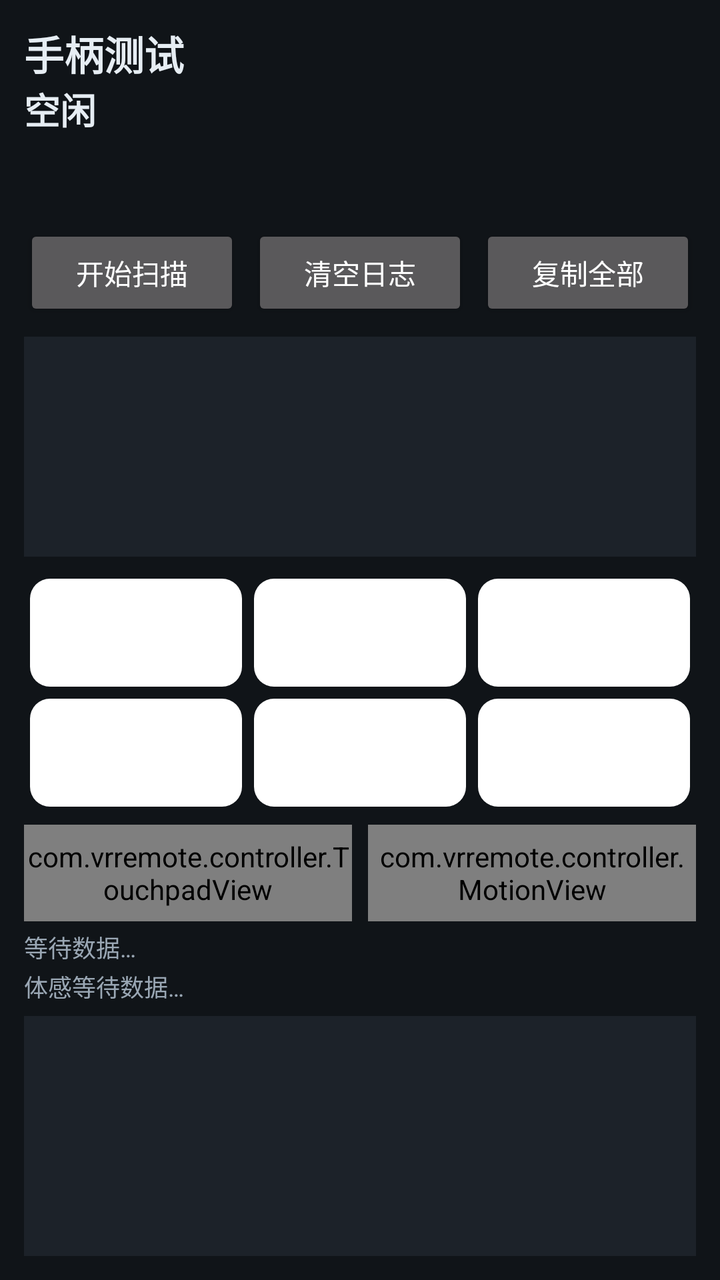
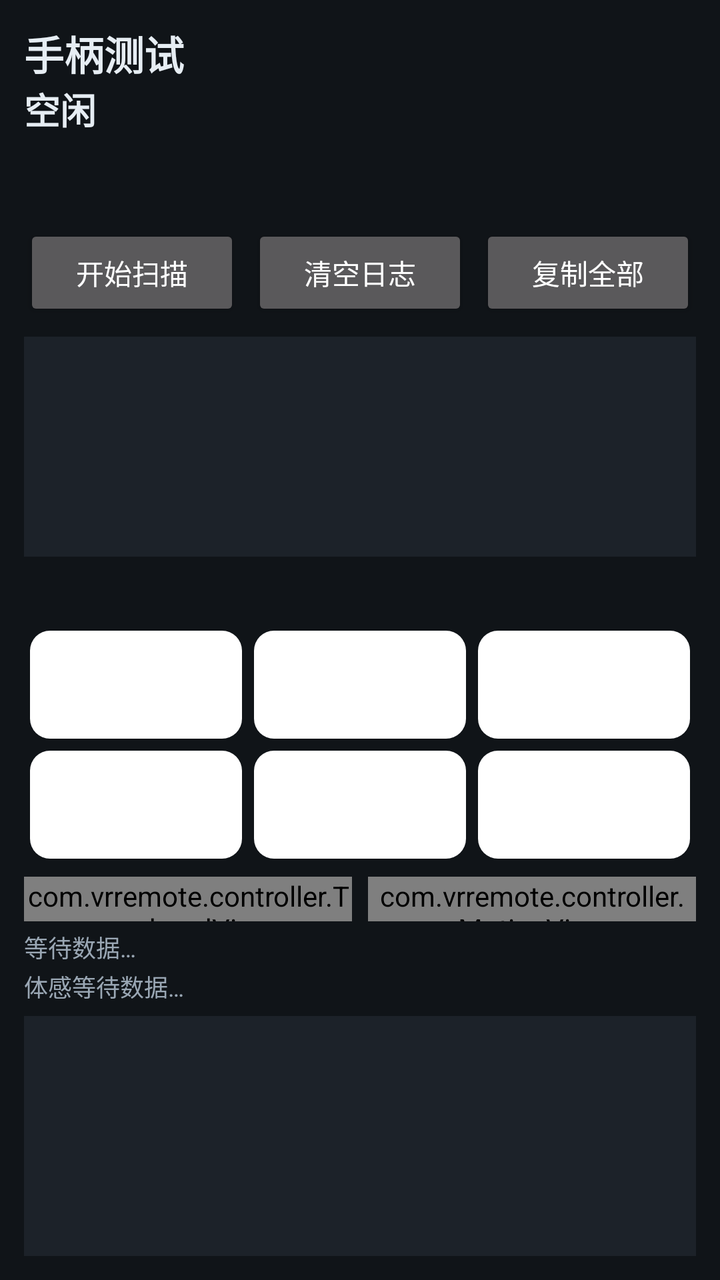

The first picture is an Android layout as it rendered before a commit; the second is the same layout after the commit. The layout source and the unified diff follow.
<!-- AndroidManifest.xml: activity theme android:Theme.Material.NoActionBar -->
<!-- res/layout/activity_controller_test.xml -->
<?xml version="1.0" encoding="utf-8"?>
<LinearLayout xmlns:android="http://schemas.android.com/apk/res/android"
    android:layout_width="match_parent"
    android:layout_height="match_parent"
    android:background="@color/bg"
    android:fitsSystemWindows="true"
    android:orientation="vertical"
    android:padding="12dp">

    <TextView
        android:layout_width="match_parent"
        android:layout_height="wrap_content"
        android:text="手柄测试"
        android:textColor="@color/text"
        android:textSize="20sp"
        android:textStyle="bold" />

    <TextView
        android:id="@+id/stateText"
        android:layout_width="match_parent"
        android:layout_height="wrap_content"
        android:text="空闲"
        android:textColor="@color/text"
        android:textSize="18sp"
        android:textStyle="bold" />

    <TextView
        android:id="@+id/deviceText"
        android:layout_width="match_parent"
        android:layout_height="wrap_content"
        android:layout_marginTop="2dp"
        android:textColor="#FF9AA7B4"
        android:textSize="12sp" />

    <TextView
        android:id="@+id/statsText"
        android:layout_width="match_parent"
        android:layout_height="wrap_content"
        android:layout_marginTop="2dp"
        android:textColor="#FF9AA7B4"
        android:textSize="12sp" />

    <LinearLayout
        android:layout_width="match_parent"
        android:layout_height="wrap_content"
        android:layout_marginTop="8dp"
        android:orientation="horizontal">

        <Button
            android:id="@+id/scanButton"
            android:layout_width="0dp"
            android:layout_height="wrap_content"
            android:layout_weight="1"
            android:text="开始扫描" />

        <Button
            android:id="@+id/clearButton"
            android:layout_width="0dp"
            android:layout_height="wrap_content"
            android:layout_marginStart="6dp"
            android:layout_weight="1"
            android:text="清空日志" />

        <Button
            android:id="@+id/copyButton"
            android:layout_width="0dp"
            android:layout_height="wrap_content"
            android:layout_marginStart="6dp"
            android:layout_weight="1"
            android:text="复制全部" />
    </LinearLayout>

    <ScrollView
        android:id="@+id/deviceScroll"
        android:layout_width="match_parent"
        android:layout_height="110dp"
        android:layout_marginTop="8dp"
        android:background="@color/panel">

        <LinearLayout
            android:id="@+id/deviceList"
            android:layout_width="match_parent"
            android:layout_height="wrap_content"
            android:orientation="vertical"
            android:padding="6dp" />
    </ScrollView>

    <LinearLayout
        android:layout_width="match_parent"
        android:layout_height="wrap_content"
        android:layout_marginTop="8dp"
        android:orientation="horizontal">

        <TextView
            android:id="@+id/keyTrigger"
            android:layout_width="0dp"
            android:layout_height="54dp"
            android:layout_margin="3dp"
            android:layout_weight="1"
            android:background="@drawable/key_block"
            android:gravity="center"
            android:textColor="@color/text"
            android:textSize="12sp" />

        <TextView
            android:id="@+id/keyConfirm"
            android:layout_width="0dp"
            android:layout_height="54dp"
            android:layout_margin="3dp"
            android:layout_weight="1"
            android:background="@drawable/key_block"
            android:gravity="center"
            android:textColor="@color/text"
            android:textSize="12sp" />

        <TextView
            android:id="@+id/keyVolumeDown"
            android:layout_width="0dp"
            android:layout_height="54dp"
            android:layout_margin="3dp"
            android:layout_weight="1"
            android:background="@drawable/key_block"
            android:gravity="center"
            android:textColor="@color/text"
            android:textSize="12sp" />
    </LinearLayout>

    <LinearLayout
        android:layout_width="match_parent"
        android:layout_height="wrap_content"
        android:orientation="horizontal">

        <TextView
            android:id="@+id/keyVolumeUp"
            android:layout_width="0dp"
            android:layout_height="54dp"
            android:layout_margin="3dp"
            android:layout_weight="1"
            android:background="@drawable/key_block"
            android:gravity="center"
            android:textColor="@color/text"
            android:textSize="12sp" />

        <TextView
            android:id="@+id/keyHome"
            android:layout_width="0dp"
            android:layout_height="54dp"
            android:layout_margin="3dp"
            android:layout_weight="1"
            android:background="@drawable/key_block"
            android:gravity="center"
            android:textColor="@color/text"
            android:textSize="12sp" />

        <TextView
            android:id="@+id/keyBack"
            android:layout_width="0dp"
            android:layout_height="54dp"
            android:layout_margin="3dp"
            android:layout_weight="1"
            android:background="@drawable/key_block"
            android:gravity="center"
            android:textColor="@color/text"
            android:textSize="12sp" />
    </LinearLayout>

    <LinearLayout
        android:layout_width="match_parent"
        android:layout_height="0dp"
        android:layout_marginTop="6dp"
        android:layout_weight="1"
        android:orientation="horizontal">

        <com.vrremote.controller.TouchpadView
            android:id="@+id/touchpadView"
            android:layout_width="0dp"
            android:layout_height="match_parent"
            android:layout_weight="1" />

        <com.vrremote.controller.MotionView
            android:id="@+id/motionView"
            android:layout_width="0dp"
            android:layout_height="match_parent"
            android:layout_marginStart="8dp"
            android:layout_weight="1" />
    </LinearLayout>

    <TextView
        android:id="@+id/touchpadText"
        android:layout_width="match_parent"
        android:layout_height="wrap_content"
        android:layout_marginTop="4dp"
        android:text="等待数据…"
        android:textColor="#FF9AA7B4"
        android:textSize="12sp" />

    <TextView
        android:id="@+id/motionText"
        android:layout_width="match_parent"
        android:layout_height="wrap_content"
        android:layout_marginTop="2dp"
        android:text="体感等待数据…"
        android:textColor="#FF9AA7B4"
        android:textSize="12sp" />

    <ScrollView
        android:id="@+id/rawScroll"
        android:layout_width="match_parent"
        android:layout_height="120dp"
        android:layout_marginTop="6dp"
        android:background="@color/panel">

        <TextView
            android:id="@+id/rawLog"
            android:layout_width="match_parent"
            android:layout_height="wrap_content"
            android:padding="6dp"
            android:textColor="#FFB7C3CF"
            android:textSize="10sp"
            android:typeface="monospace" />
    </ScrollView>
</LinearLayout>
<!-- resources referenced by this layout -->
<resources>
  <color name="bg">#FF101418</color>
  <color name="panel">#FF1C2229</color>
  <color name="text">#FFE6EDF3</color>
  <!-- drawable key_block (drawable) -->
  <?xml version="1.0" encoding="utf-8"?>
  <shape xmlns:android="http://schemas.android.com/apk/res/android"
      android:shape="rectangle">
      <solid android:color="#FFFFFF" />
      <corners android:radius="10dp" />
  </shape>
</resources>

<!-- the commit's change to res/layout/activity_controller_test.xml (unified diff, before → after) -->
@@ -85,6 +85,15 @@
             android:padding="6dp" />
     </ScrollView>
 
+    <TextView
+        android:id="@+id/statusText"
+        android:layout_width="match_parent"
+        android:layout_height="wrap_content"
+        android:layout_marginTop="6dp"
+        android:minHeight="20dp"
+        android:textColor="@color/text"
+        android:textSize="13sp" />
+
     <LinearLayout
         android:layout_width="match_parent"
         android:layout_height="wrap_content"
